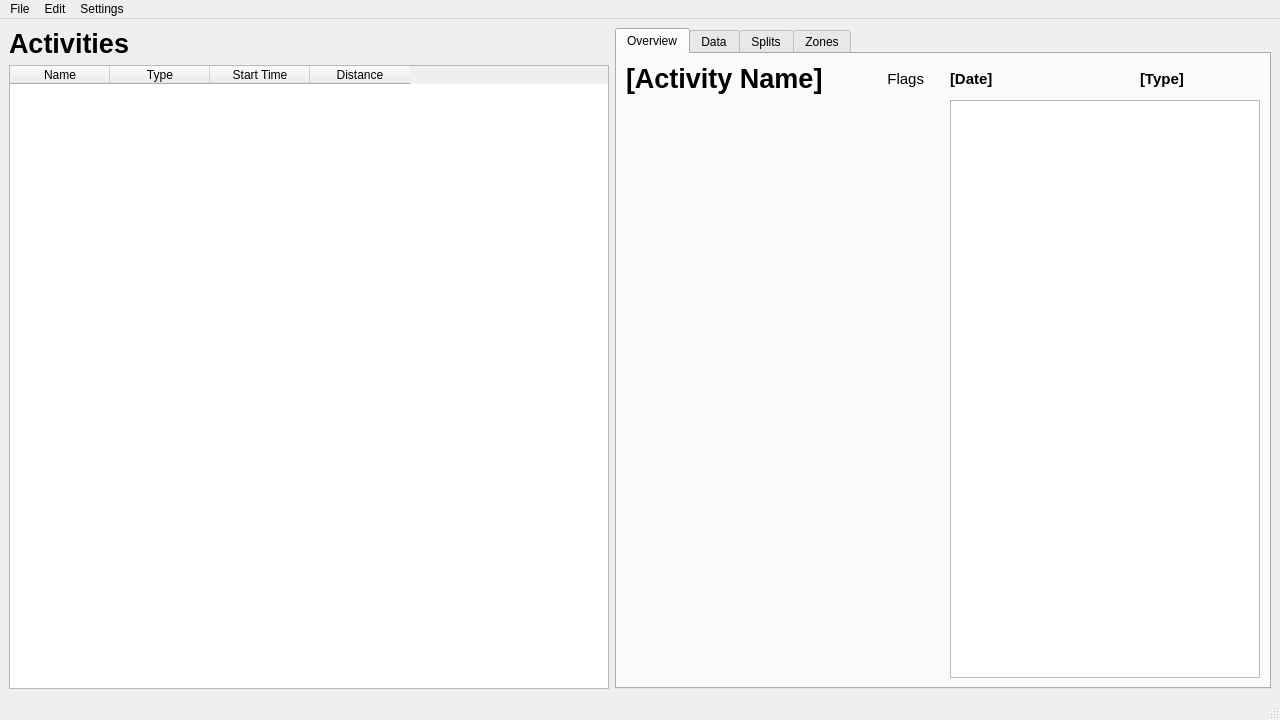
The window that main.ui (TomFryers/activate) describes before a commit, drawn with Qt 5.
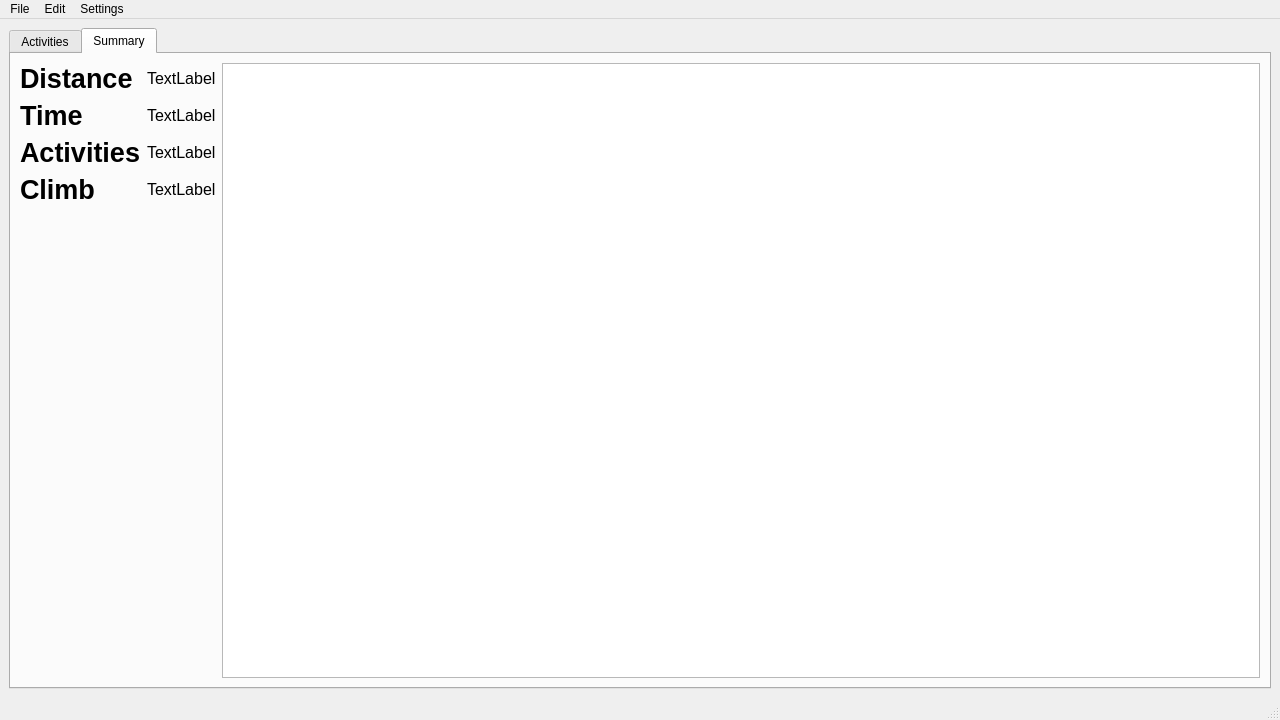
The same window after the commit. The open tabs and pages were chosen to show the change. Custom widgets are drawn as their Qt base class.

```diff
--- a/main.ui
+++ b/main.ui
@@ -16,6 +16,16 @@
   <widget class="QWidget" name="main_widget">
    <layout class="QHBoxLayout" name="horizontalLayout">
     <item>
+     <widget class="QTabWidget" name="main_tabs">
+      <property name="currentIndex">
+       <number>0</number>
+      </property>
+      <widget class="QWidget" name="activities_tab">
+       <attribute name="title">
+        <string>Activities</string>
+       </attribute>
+       <layout class="QHBoxLayout" name="horizontalLayout_3">
+        <item>
      <layout class="QVBoxLayout" name="activity_list_area">
       <item>
        <widget class="QLabel" name="activities_label">
@@ -333,6 +343,128 @@
     </item>
    </layout>
   </widget>
+      <widget class="QWidget" name="summary_tab">
+       <attribute name="title">
+        <string>Summary</string>
+       </attribute>
+       <layout class="QHBoxLayout" name="horizontalLayout_5">
+        <item>
+         <layout class="QFormLayout" name="stats">
+          <item row="0" column="0">
+           <widget class="QLabel" name="distance_stat_label">
+            <property name="font">
+             <font>
+              <pointsize>20</pointsize>
+              <weight>75</weight>
+              <bold>true</bold>
+             </font>
+            </property>
+            <property name="text">
+             <string>Distance</string>
+            </property>
+           </widget>
+          </item>
+          <item row="0" column="1">
+           <widget class="QLabel" name="total_distance_label">
+            <property name="font">
+             <font>
+              <pointsize>12</pointsize>
+             </font>
+            </property>
+            <property name="text">
+             <string>TextLabel</string>
+            </property>
+           </widget>
+          </item>
+          <item row="1" column="0">
+           <widget class="QLabel" name="time_stats_label">
+            <property name="font">
+             <font>
+              <pointsize>20</pointsize>
+              <weight>75</weight>
+              <bold>true</bold>
+             </font>
+            </property>
+            <property name="text">
+             <string>Time</string>
+            </property>
+           </widget>
+          </item>
+          <item row="1" column="1">
+           <widget class="QLabel" name="total_time_label">
+            <property name="font">
+             <font>
+              <pointsize>12</pointsize>
+             </font>
+            </property>
+            <property name="text">
+             <string>TextLabel</string>
+            </property>
+           </widget>
+          </item>
+          <item row="2" column="0">
+           <widget class="QLabel" name="activities_stat_label">
+            <property name="font">
+             <font>
+              <pointsize>20</pointsize>
+              <weight>75</weight>
+              <bold>true</bold>
+             </font>
+            </property>
+            <property name="text">
+             <string>Activities</string>
+            </property>
+           </widget>
+          </item>
+          <item row="2" column="1">
+           <widget class="QLabel" name="total_activities_label">
+            <property name="font">
+             <font>
+              <pointsize>12</pointsize>
+             </font>
+            </property>
+            <property name="text">
+             <string>TextLabel</string>
+            </property>
+           </widget>
+          </item>
+          <item row="3" column="0">
+           <widget class="QLabel" name="climb_stats_label">
+            <property name="font">
+             <font>
+              <pointsize>20</pointsize>
+              <weight>75</weight>
+              <bold>true</bold>
+             </font>
+            </property>
+            <property name="text">
+             <string>Climb</string>
+            </property>
+           </widget>
+          </item>
+          <item row="3" column="1">
+           <widget class="QLabel" name="total_climb_label">
+            <property name="font">
+             <font>
+              <pointsize>12</pointsize>
+             </font>
+            </property>
+            <property name="text">
+             <string>TextLabel</string>
+            </property>
+           </widget>
+          </item>
+         </layout>
+        </item>
+        <item>
+         <widget class="QListWidget" name="activity_types_list"/>
+        </item>
+       </layout>
+      </widget>
+     </widget>
+    </item>
+   </layout>
+  </widget>
   <widget class="QMenuBar" name="menubar">
    <property name="geometry">
     <rect>
```
Left out of the diff: 17 changed lines with no effect on the pictures. Lines whose indentation alone changed are shown as unchanged.
